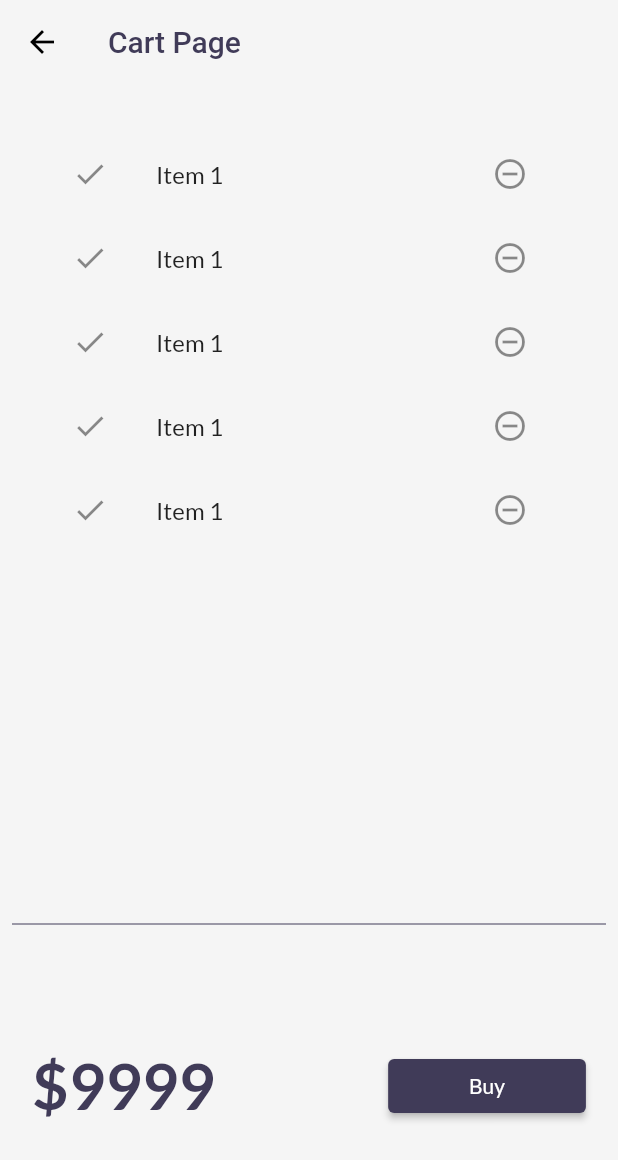
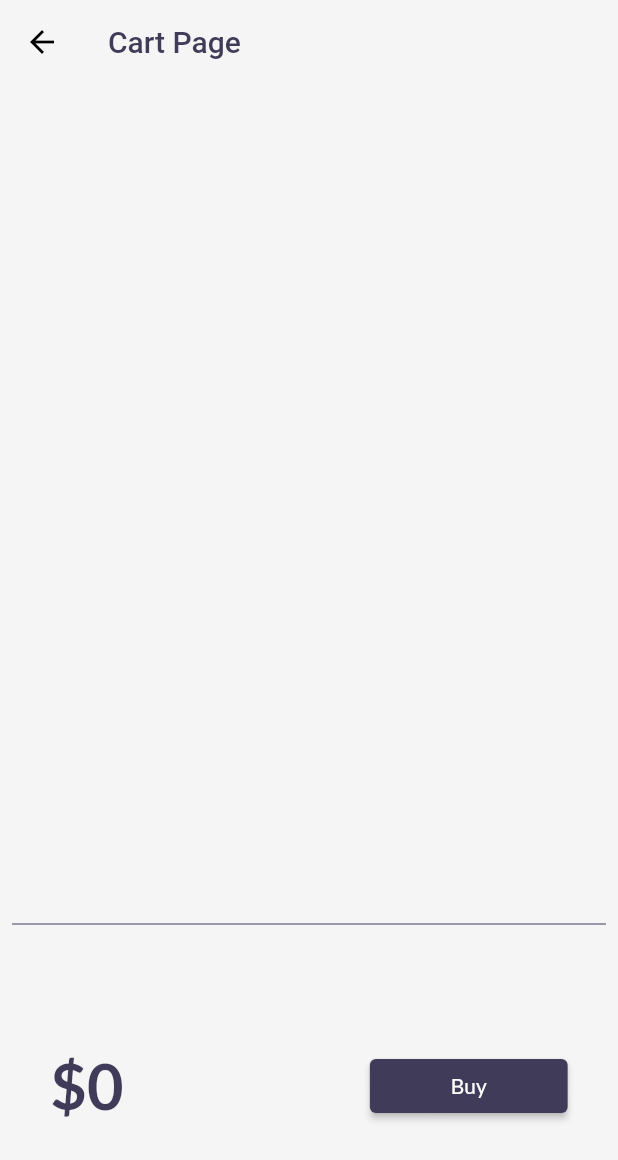
Before and after one commit to AvneetSingh2001/catalog-update, a Flutter app: the CartPage screen opened by its route, on a phone screen of 412 x 824 dp. Shown: the top 1160 px of the screen. Run offline on Flutter 3.47's test engine with Material 2 defaults, Android fonts, the phone set to English and light mode, and no system bars; our stand-ins replace google_fonts, velocity_x.

Commit message:
dummy cart removed

```diff
--- a/lib/models/cart.dart
+++ b/lib/models/cart.dart
@@ -1,6 +1,6 @@
 import 'package:catalog_revision/models/catalog.dart';
 
-class cart {
+class CartModel {
   late CatalogModel _catalog;
 
   CatalogModel get catalog => _catalog;
--- a/lib/pages/cart_page.dart
+++ b/lib/pages/cart_page.dart
@@ -1,3 +1,4 @@
+import 'package:catalog_revision/models/cart.dart';
 import 'package:catalog_revision/widgets/theme.dart';
 import 'package:flutter/cupertino.dart';
 import 'package:flutter/material.dart';
@@ -34,13 +35,18 @@ class _cartTotal extends StatelessWidget {
 
   @override
   Widget build(BuildContext context) {
+    final _cart = CartModel();
     return Container(
       height: 200,
       child: Row(
-
         mainAxisAlignment: MainAxisAlignment.spaceAround,
         children: [
-          "\$9999".text.xl5.bold.color(Theme.of(context).accentColor).make(),
+          "\$${_cart.totalPrice}"
+              .text
+              .xl5
+              .bold
+              .color(Theme.of(context).accentColor)
+              .make(),
           30.widthBox,
           ElevatedButton(
                   style: ButtonStyle(
@@ -66,6 +72,7 @@ class _cartList extends StatefulWidget {
 }
 
 class _cartListState extends State<_cartList> {
+  final _cart = CartModel();
   @override
   Widget build(BuildContext context) {
     return ListView.builder(
@@ -74,10 +81,10 @@ class _cartListState extends State<_cartList> {
           leading: Icon(Icons.done),
           trailing: IconButton(
               onPressed: () {}, icon: Icon(Icons.remove_circle_outline)),
-          title: "Item 1".text.make(),
+          title: _cart.items[index].name.text.make(),
         );
       },
-      itemCount: 5,
+      itemCount: _cart.items.length,
     );
   }
 }
```
